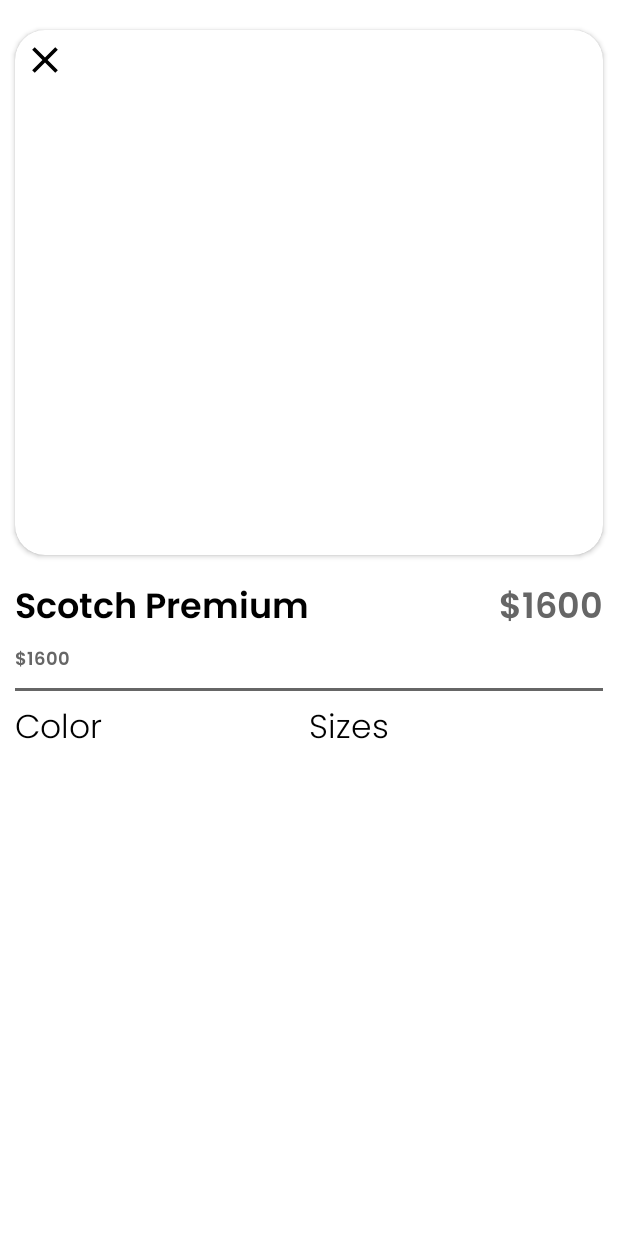
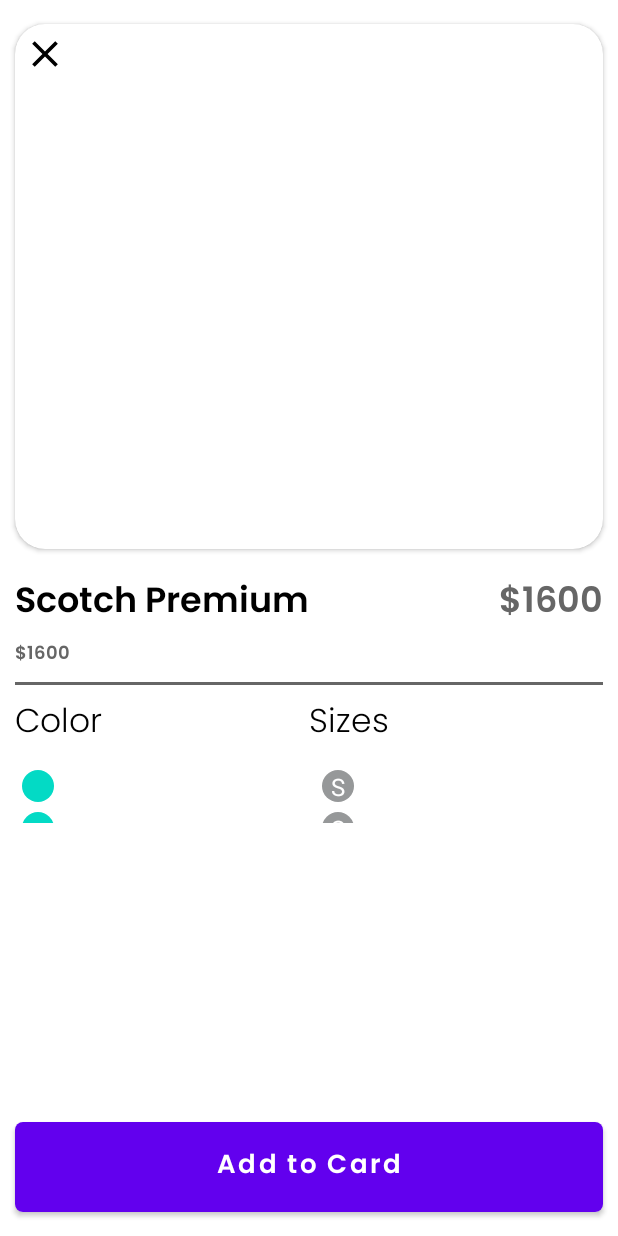
Before and after one commit to KhaledEltazy/eCommerace, an Android app: the layout fragment_product_details.xml on its own in the app's theme, with its tools: preview values and no code run, on a phone screen of 412 x 824 dp. Run offline under Robolectric (Android 15) with nearby library versions, the light colour scheme and no system bars; plain views replace CircularProgressButton.

Commit message:
re-edit fragment_product_details.xml - implementing FirebaseCommon file and provide it in AppModule Class - implementing DeialsViewModel - implementing all function in ProductDetailsFragment class - implementing data class CartProduct

```diff
--- a/app/src/main/res/layout/fragment_product_details.xml
+++ b/app/src/main/res/layout/fragment_product_details.xml
@@ -1,21 +1,32 @@
 <?xml version="1.0" encoding="utf-8"?>
-<ScrollView xmlns:android="http://schemas.android.com/apk/res/android"
-    xmlns:tools="http://schemas.android.com/tools"
-    android:layout_width="match_parent"
-    android:layout_height="match_parent"
-    xmlns:app="http://schemas.android.com/apk/res-auto"
-    tools:context=".fragments.shopping_fragments.ProductDetailsFragment"
-    android:fillViewport="true">
+<androidx.constraintlayout.widget.ConstraintLayout
+        android:layout_width="match_parent"
+        android:layout_height="match_parent"
+        xmlns:android="http://schemas.android.com/apk/res/android"
+        xmlns:tools="http://schemas.android.com/tools"
+        xmlns:app="http://schemas.android.com/apk/res-auto"
+        tools:context=".fragments.shopping_fragments.ProductDetailsFragment">
 
-    <androidx.constraintlayout.widget.ConstraintLayout
+    <androidx.core.widget.NestedScrollView
         android:layout_width="match_parent"
-        android:layout_height="match_parent">
+        android:layout_height="0dp"
+        app:layout_constraintStart_toStartOf="parent"
+        app:layout_constraintEnd_toEndOf="parent"
+        app:layout_constraintTop_toTopOf="parent"
+        app:layout_constraintBottom_toTopOf="@+id/btnAddToCart"
+        android:fillViewport="true"
+        android:layout_marginBottom="10dp">
+
+        <androidx.constraintlayout.widget.ConstraintLayout
+            android:layout_width="match_parent"
+            android:layout_height="match_parent"
+            >
 
         <androidx.cardview.widget.CardView
             android:id="@+id/cvImageProduct"
             android:layout_width="0dp"
             android:layout_height="350dp"
-            android:layout_marginTop="20dp"
+            android:layout_marginTop="16dp"
             app:cardCornerRadius="20dp"
             app:layout_constraintTop_toTopOf="parent"
             app:layout_constraintEnd_toEndOf="parent"
@@ -142,7 +153,7 @@
         <LinearLayout
             android:id="@+id/llProductDetailsFragment2"
             android:layout_width="0dp"
-            android:layout_height="wrap_content"
+            android:layout_height="40dp"
             android:orientation="horizontal"
             android:layout_marginTop="8dp"
             android:layout_marginStart="10dp"
@@ -153,9 +164,10 @@
 
             <androidx.recyclerview.widget.RecyclerView
                 android:id="@+id/rvColor"
-                android:layout_width="0dp"
+                android:layout_width="wrap_content"
                 android:layout_height="wrap_content"
-                android:layout_weight="1"/>
+                android:layout_weight="1"
+                tools:listitem="@layout/color_item" />
 
             <View
                 android:layout_width="8dp"
@@ -163,24 +175,27 @@
 
             <androidx.recyclerview.widget.RecyclerView
                 android:id="@+id/rvSizes"
-                android:layout_width="0dp"
+                android:layout_width="wrap_content"
                 android:layout_height="wrap_content"
-                android:layout_weight="1"/>
+                android:layout_weight="1"
+                tools:listitem="@layout/size_item"/>
 
         </LinearLayout>
+        </androidx.constraintlayout.widget.ConstraintLayout>
+    </androidx.core.widget.NestedScrollView>
 
         <com.github.leandroborgesferreira.loadingbutton.customViews.CircularProgressButton
-            android:id="@+id/btnLogin"
+            android:id="@+id/btnAddToCart"
             android:layout_width="0dp"
             android:layout_height="@dimen/edittextHeight"
             android:text="@string/add_to_card"
             style="@style/blueButtonStyle"
             android:layout_marginTop="16dp"
-            app:layout_constraintTop_toBottomOf="@id/llProductDetailsFragment2"
-            app:layout_constraintStart_toStartOf="@id/cvImageProduct"
-            app:layout_constraintEnd_toEndOf="@id/cvImageProduct"
-            app:spinning_bar_color="@color/g_white"/>
-
+            app:layout_constraintStart_toStartOf="parent"
+            app:layout_constraintEnd_toEndOf="parent"
+            app:layout_constraintBottom_toBottomOf="parent"
+            app:spinning_bar_color="@color/g_white"
+            android:layout_marginStart="10dp"
+            android:layout_marginEnd="10dp"
+            android:layout_marginBottom="16dp"/>
     </androidx.constraintlayout.widget.ConstraintLayout>
-
-</ScrollView>
```
Also changed, not shown: app/src/main/java/com/android/ecommerce/data/CartProduct.kt (added, +11 -0 lines), app/src/main/java/com/android/ecommerce/dependcies_injection/AppModule.kt (+9 -0 lines), app/src/main/java/com/android/ecommerce/firebase/FirebaseCommon.kt (added, +40 -0 lines), app/src/main/java/com/android/ecommerce/fragments/shopping_fragments/ProductDetailsFragment.kt (+83 -9 lines), app/src/main/java/com/android/ecommerce/viewmodel/DetailsViewModel.kt (added, +77 -0 lines), app/src/main/res/drawable/empty_box_background.xml (added, +11 -0 lines), app/src/main/res/drawable/ic_empty_box.xml (added, +9 -0 lines), app/src/main/res/drawable/ic_empty_box_texture.xml (added, +78 -0 lines), app/src/main/res/drawable/ic_minus.xml (added, +9 -0 lines), app/src/main/res/drawable/ic_plus.xml (added, +9 -0 lines), app/src/main/res/drawable/total_box_background.xml (added, +10 -0 lines).
